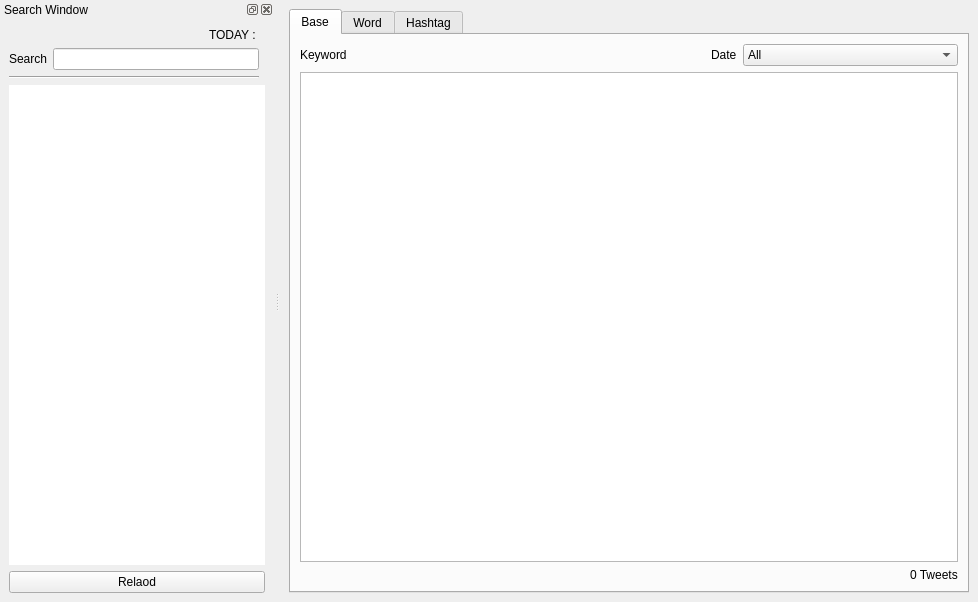
First picture: the form in ui_interface.ui, repository NorasetKMUTNB/tweepy, before the edit.
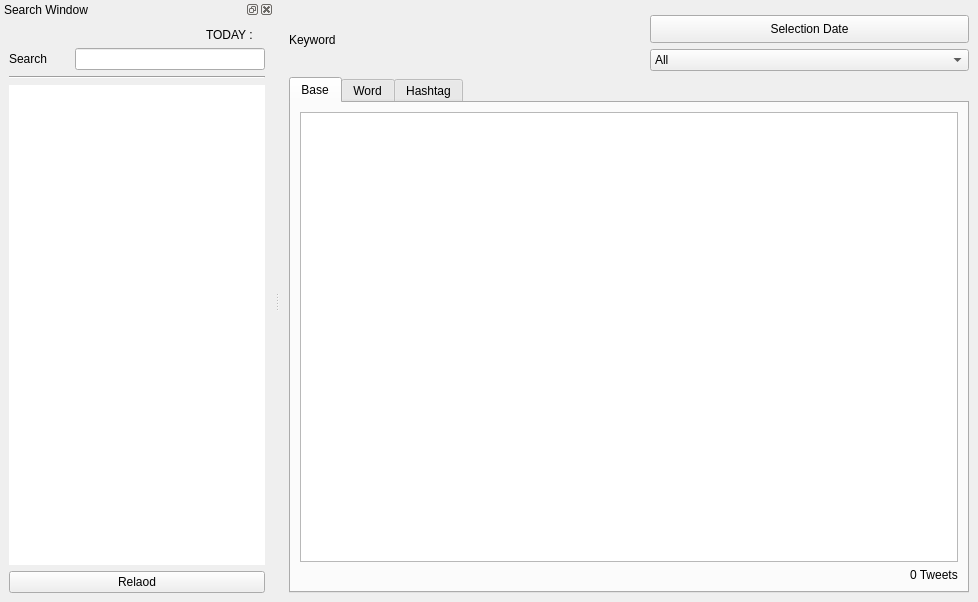
Second picture: the form after the edit. Icons and pictures are not drawn.

Diff of the .ui file:
```diff
--- a/ui_interface.ui
+++ b/ui_interface.ui
@@ -19,7 +19,26 @@
   </property>
   <widget class="QWidget" name="centralwidget">
    <layout class="QGridLayout" name="gridLayout_3">
-    <item row="0" column="0">
+    <item row="1" column="1">
+     <widget class="QPushButton" name="seldate_btn">
+      <property name="minimumSize">
+       <size>
+        <width>319</width>
+        <height>28</height>
+       </size>
+      </property>
+      <property name="maximumSize">
+       <size>
+        <width>319</width>
+        <height>28</height>
+       </size>
+      </property>
+      <property name="text">
+       <string>Selection Date</string>
+      </property>
+     </widget>
+    </item>
+    <item row="3" column="0" colspan="2">
      <widget class="QTabWidget" name="mainTab">
       <property name="currentIndex">
        <number>0</number>
@@ -29,49 +48,20 @@
         <string>Base</string>
        </attribute>
        <layout class="QGridLayout" name="gridLayout_2">
-        <item row="0" column="0">
-         <widget class="QLabel" name="base_label">
-          <property name="styleSheet">
-           <string notr="true">font: 11pt &quot;Helvetica&quot;;</string>
-          </property>
+        <item row="4" column="1" alignment="Qt::AlignRight">
+         <widget class="QLabel" name="status_base_label">
           <property name="text">
-           <string>Keyword</string>
+           <string>0 Tweets</string>
           </property>
-          <property name="margin">
-           <number>10</number>
-          </property>
          </widget>
         </item>
-        <item row="0" column="1" alignment="Qt::AlignRight">
-         <widget class="QLabel" name="label_4">
-          <property name="text">
-           <string>Date</string>
-          </property>
-         </widget>
-        </item>
-        <item row="2" column="0" colspan="3">
+        <item row="3" column="0" colspan="2">
          <widget class="QTableWidget" name="base_table">
           <property name="acceptDrops">
            <bool>true</bool>
           </property>
          </widget>
         </item>
-        <item row="0" column="2">
-         <widget class="QComboBox" name="base_date_combobox">
-          <item>
-           <property name="text">
-            <string>All</string>
-           </property>
-          </item>
-         </widget>
-        </item>
-        <item row="3" column="2" alignment="Qt::AlignRight">
-         <widget class="QLabel" name="status_base_label">
-          <property name="text">
-           <string>0 Tweets</string>
-          </property>
-         </widget>
-        </item>
        </layout>
       </widget>
       <widget class="QWidget" name="word_tab">
@@ -79,29 +69,16 @@
         <string>Word</string>
        </attribute>
        <layout class="QGridLayout" name="gridLayout_5">
-        <item row="1" column="0" colspan="2">
-         <widget class="QTableWidget" name="word_table"/>
-        </item>
-        <item row="0" column="0">
-         <widget class="QLabel" name="word_label">
-          <property name="styleSheet">
-           <string notr="true">font: 11pt &quot;Helvetica&quot;;</string>
-          </property>
-          <property name="text">
-           <string>Keyword</string>
-          </property>
-          <property name="margin">
-           <number>10</number>
-          </property>
-         </widget>
-        </item>
-        <item row="2" column="0" colspan="2" alignment="Qt::AlignRight">
+        <item row="1" column="0" colspan="2" alignment="Qt::AlignRight">
          <widget class="QLabel" name="status_word_label">
           <property name="text">
            <string>0 Words</string>
           </property>
          </widget>
         </item>
+        <item row="0" column="0" colspan="2">
+         <widget class="QTableWidget" name="word_table"/>
+        </item>
        </layout>
       </widget>
       <widget class="QWidget" name="hashtag_tab">
@@ -109,33 +86,48 @@
         <string>Hashtag</string>
        </attribute>
        <layout class="QGridLayout" name="gridLayout_4">
-        <item row="0" column="0">
-         <widget class="QLabel" name="hashtag_label">
-          <property name="styleSheet">
-           <string notr="true">font: 11pt &quot;Helvetica&quot;;</string>
-          </property>
-          <property name="text">
-           <string>Keyword</string>
-          </property>
-          <property name="margin">
-           <number>10</number>
-          </property>
-         </widget>
-        </item>
-        <item row="2" column="1" alignment="Qt::AlignRight">
+        <item row="1" column="1" alignment="Qt::AlignRight">
          <widget class="QLabel" name="status_hashtag_label">
           <property name="text">
            <string>0 Hashtags</string>
           </property>
          </widget>
         </item>
-        <item row="1" column="0" colspan="2">
+        <item row="0" column="0" colspan="2">
          <widget class="QTableWidget" name="hashtag_table"/>
         </item>
        </layout>
       </widget>
      </widget>
     </item>
+    <item row="2" column="1">
+     <widget class="QComboBox" name="base_date_comboBox">
+      <property name="minimumSize">
+       <size>
+        <width>319</width>
+        <height>22</height>
+       </size>
+      </property>
+      <item>
+       <property name="text">
+        <string>All </string>
+       </property>
+      </item>
+     </widget>
+    </item>
+    <item row="0" column="0" rowspan="3">
+     <widget class="QLabel" name="base_label">
+      <property name="styleSheet">
+       <string notr="true">font: 11pt &quot;Helvetica&quot;;</string>
+      </property>
+      <property name="text">
+       <string>Keyword</string>
+      </property>
+      <property name="margin">
+       <number>10</number>
+      </property>
+     </widget>
+    </item>
    </layout>
   </widget>
   <widget class="QDockWidget" name="searchWidget">
@@ -147,6 +139,13 @@
    </attribute>
    <widget class="QWidget" name="dockWidgetContents">
     <layout class="QGridLayout" name="gridLayout">
+     <item row="0" column="3">
+      <widget class="QLabel" name="date_label">
+       <property name="text">
+        <string>TODAY : </string>
+       </property>
+      </widget>
+     </item>
      <item row="1" column="0">
       <widget class="QLabel" name="label_10">
        <property name="text">
@@ -154,14 +153,14 @@
        </property>
       </widget>
      </item>
-     <item row="3" column="0" colspan="2">
+     <item row="3" column="0" colspan="4">
       <widget class="Line" name="line">
        <property name="orientation">
         <enum>Qt::Horizontal</enum>
        </property>
       </widget>
      </item>
-     <item row="4" column="0" colspan="3">
+     <item row="4" column="0" colspan="4">
       <widget class="QListWidget" name="SearchList">
        <property name="acceptDrops">
         <bool>false</bool>
@@ -177,17 +176,10 @@
        </property>
       </widget>
      </item>
-     <item row="1" column="1">
+     <item row="1" column="1" colspan="3">
       <widget class="QLineEdit" name="Search_LineEdit"/>
      </item>
-     <item row="0" column="0" colspan="2" alignment="Qt::AlignRight">
-      <widget class="QLabel" name="date_label">
-       <property name="text">
-        <string>TODAY : </string>
-       </property>
-      </widget>
-     </item>
-     <item row="5" column="0" colspan="3">
+     <item row="5" column="0" colspan="4">
       <widget class="QPushButton" name="reload_btn">
        <property name="text">
         <string>Relaod</string>
```
